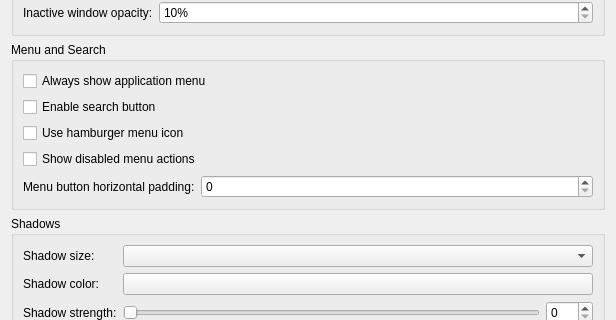
The window that src/kcm/config.ui (guiodic/material-decoration) describes before a commit, drawn with Qt 5; both pictures show x 0 to 616 and y 124 to 444 of the 616 by 749 pixel window.
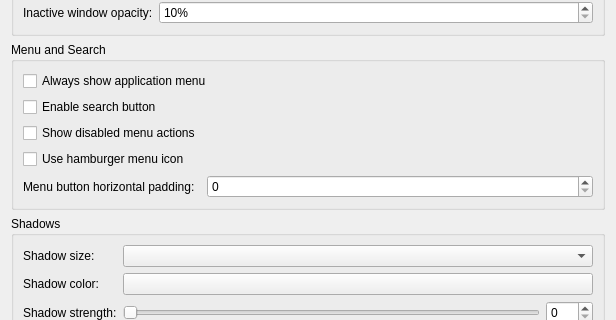
The same window after the commit. Custom widgets are drawn as their Qt base class.

Commit message: Config try #5

The edit to the form file:
```diff
--- a/src/kcm/config.ui
+++ b/src/kcm/config.ui
@@ -103,30 +103,33 @@
         </property>
        </widget>
       </item>
-      <item row="2" column="0" colspan="2">
+      <item row="3" column="0" colspan="2">
        <widget class="QCheckBox" name="kcfg_HamburgerMenu">
         <property name="text">
          <string>Use hamburger menu icon</string>
         </property>
        </widget>
       </item>
-      <item row="3" column="0" colspan="2">
-       <widget class="QCheckBox" name="kcfg_ShowDisabledActions">
-        <property name="text">
-         <string>Show disabled menu actions</string>
-        </property>
-       </widget>
-      </item>
-      <item row="4" column="0">
+      <item row="5" column="0">
        <widget class="QLabel" name="label_5">
         <property name="text">
          <string>Menu button horizontal padding:</string>
         </property>
        </widget>
       </item>
-      <item row="4" column="1">
+      <item row="5" column="1">
        <widget class="QSpinBox" name="kcfg_MenuButtonHorzPadding"/>
       </item>
+      <item row="2" column="0">
+       <widget class="QCheckBox" name="kcfg_ShowDisabledActions">
+        <property name="enabled">
+         <bool>true</bool>
+        </property>
+        <property name="text">
+         <string>Show disabled menu actions</string>
+        </property>
+       </widget>
+      </item>
      </layout>
     </widget>
    </item>
```
Left out of the diff: 4 changed lines with no effect on the pictures. The commit also changes 2 other files.
